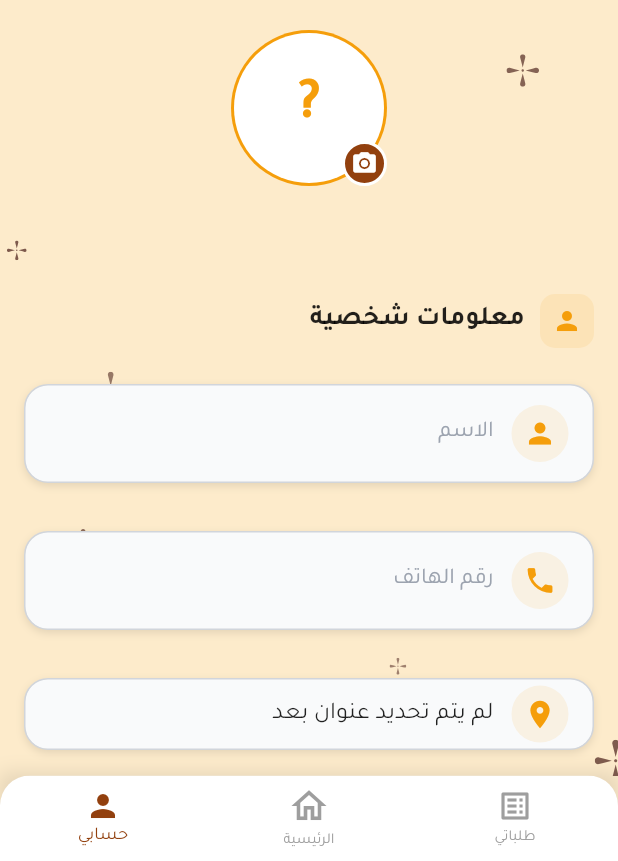
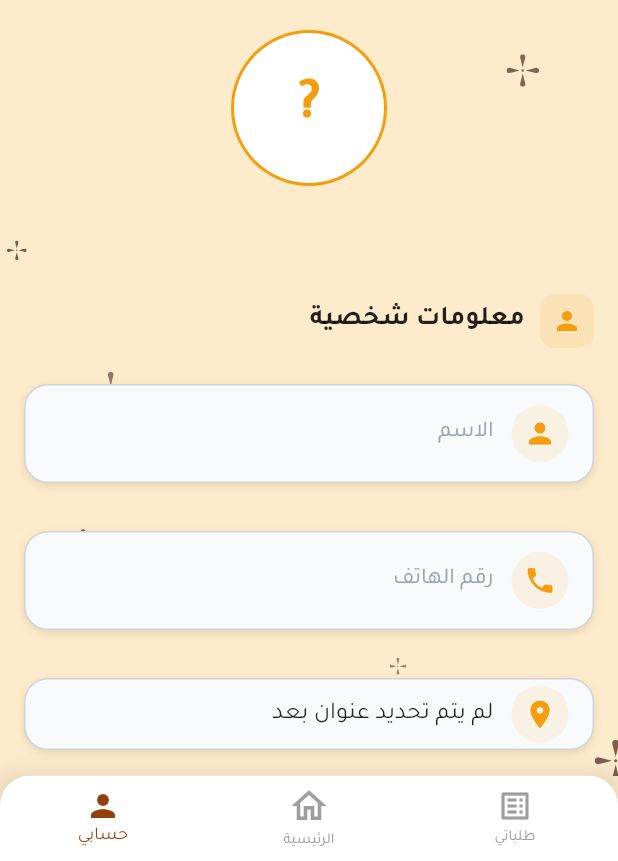
Before and after one commit to bilalraad/balqees, a Flutter app: the ProfilePage screen opened by its route, on a phone screen of 412 x 824 dp, the part 375-1236 px from its top. Run offline on Flutter 3.47's test engine with Material 3 defaults, Android fonts, the phone set to English and light mode, and no system bars; our stand-ins replace cached_network_image, cloud_firestore, connectivity_plus, device_info_plus, firebase_auth, firebase_core and 11 more; accounts and stored records are empty.

Commit message:
refactor: Simplify profile avatar section in ProfilePage widget

```diff
--- a/lib/screens/profile/main.dart
+++ b/lib/screens/profile/main.dart
@@ -917,12 +917,8 @@ class _ProfilePageState extends State<ProfilePage> {
                       children: [
                         const SizedBox(height: 20),
 
-                        // Profile Avatar Section
                         Center(
-                          child: Stack(
-                            alignment: Alignment.bottomRight,
-                            children: [
-                              Container(
+                          child: Container(
                             padding: const EdgeInsets.all(2),
                             decoration: const BoxDecoration(
                               shape: BoxShape.circle,
@@ -942,22 +938,6 @@ class _ProfilePageState extends State<ProfilePage> {
                                 ),
                               ),
                             ),
-                              ),
-                              Container(
-                                padding: const EdgeInsets.all(4),
-                                decoration: BoxDecoration(
-                                  color: AppColors.secondary,
-                                  shape: BoxShape.circle,
-                                  border: Border.all(
-                                      color: AppColors.white, width: 2),
-                                ),
-                                child: const Icon(
-                                  Icons.camera_alt,
-                                  color: AppColors.textOnSecondary,
-                                  size: 18,
-                                ),
-                              ),
-                            ],
                           ),
                         ),
 
```
Lines whose indentation alone changed are shown as unchanged.
